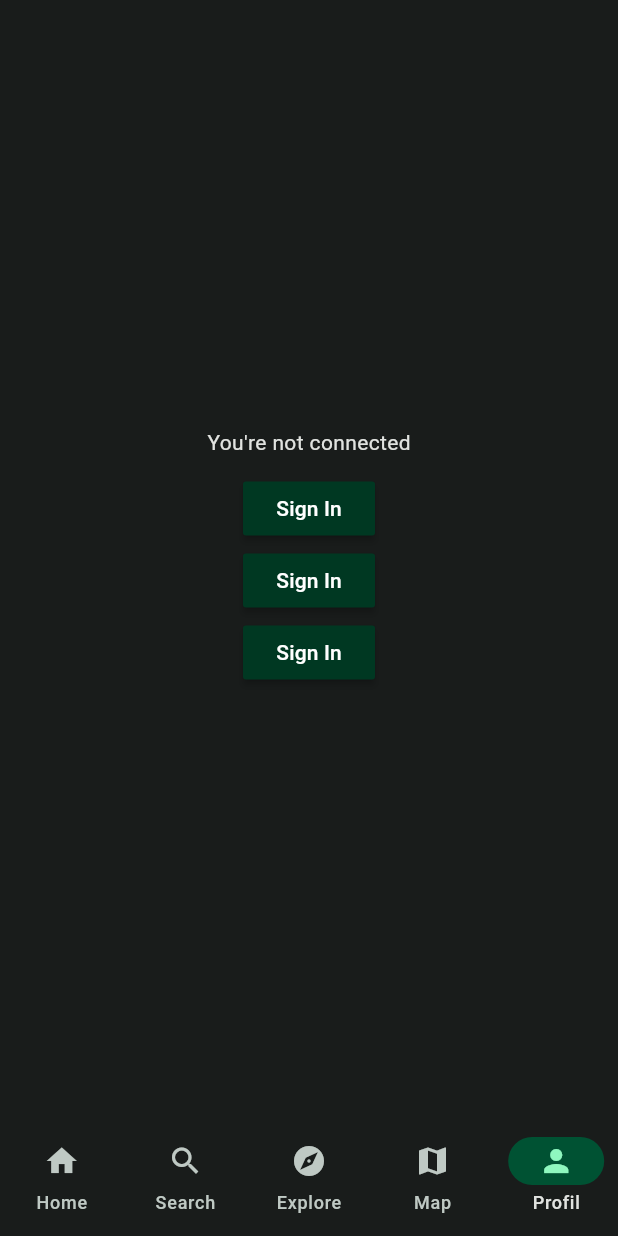
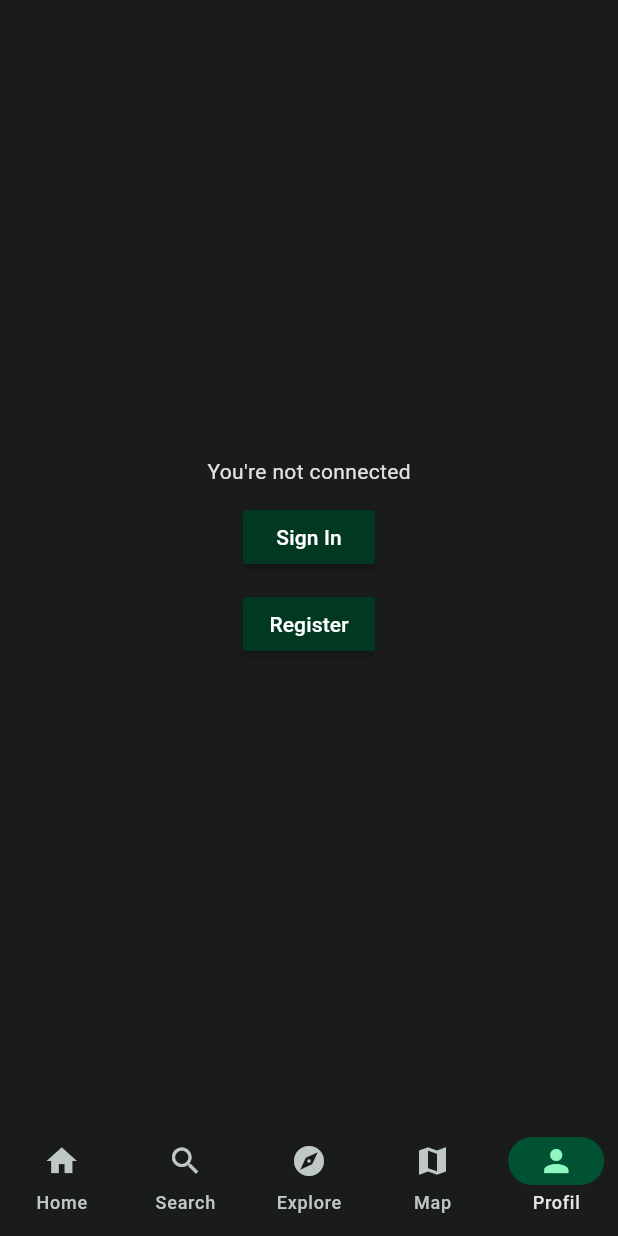
Before and after one commit to On-Arap/veggies_notes, a Flutter app: the screen it shows after launch, item 5 of the bottom bar chosen, after a tap on "Sign In", on a phone screen of 412 x 824 dp. Run offline on Flutter 3.47's test engine with Material 2 defaults, Android fonts, the phone set to English and light mode, and no system bars; our stand-ins replace bloc, cloud_firestore, equatable, firebase_core, flutter_bloc, google_maps_flutter and 1 more; accounts and stored records are empty.

Commit message:
add textfield on search page

```diff
--- a/lib/pages/profil_page.dart
+++ b/lib/pages/profil_page.dart
@@ -20,9 +20,8 @@ class _ProfilPageState extends State<ProfilPage> {
           const Text("You're not connected"),
           const SizedBox(height: 10.0),
           MaterialButton(color: Theme.of(context).colorScheme.onSecondary, child: const Text("Sign In"), onPressed: () {}),
-MaterialButton(color: Theme.of(context).colorScheme.onSecondary, child: const Text("Sign In"), onPressed: () {}),
-
-          MaterialButton(color: Theme.of(context).colorScheme.onSecondary, child: const Text("Sign In"), onPressed: () {}),
+          const SizedBox(height: 10.0),
+          MaterialButton(color: Theme.of(context).colorScheme.onSecondary, child: const Text("Register"), onPressed: () {}),
         ],
       ),
     );
--- a/lib/pages/search_page.dart
+++ b/lib/pages/search_page.dart
@@ -14,7 +14,12 @@ class _SearchPageState extends State<SearchPage> {
   @override
   Widget build(BuildContext context) {
     return const Center(
-      child: Text("Search Page"),
+      child: Column(
+        children: [
+          Text("Search Page"),
+          TextField(),
+        ],
+      ),
     );
   }
 }
```
